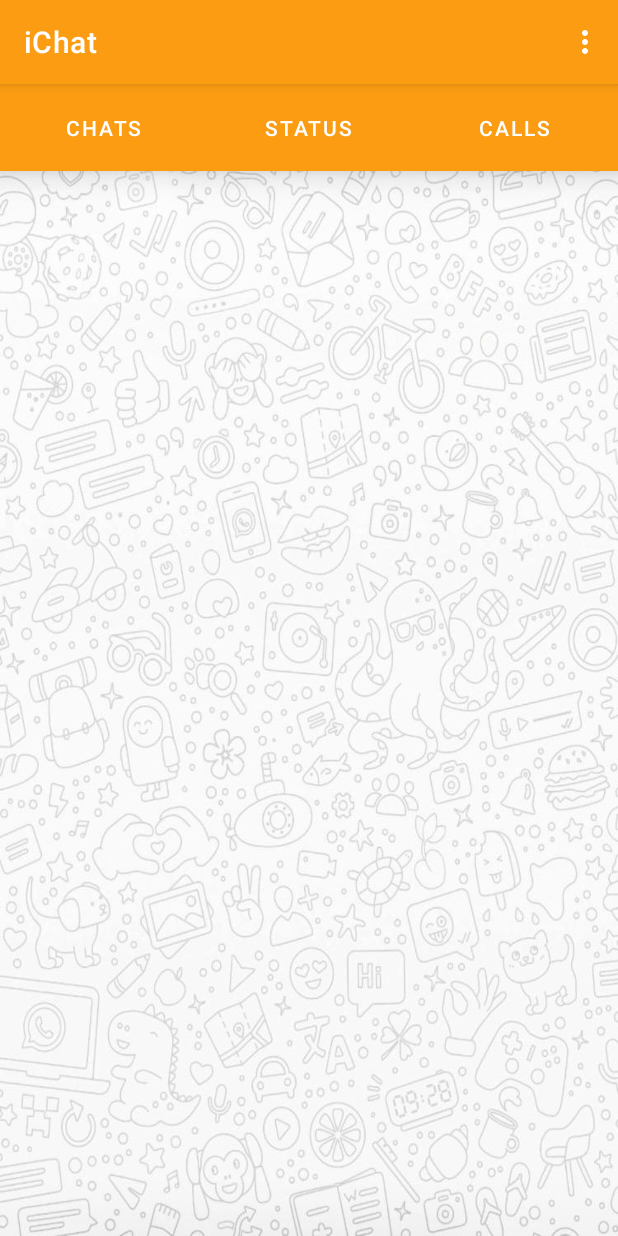
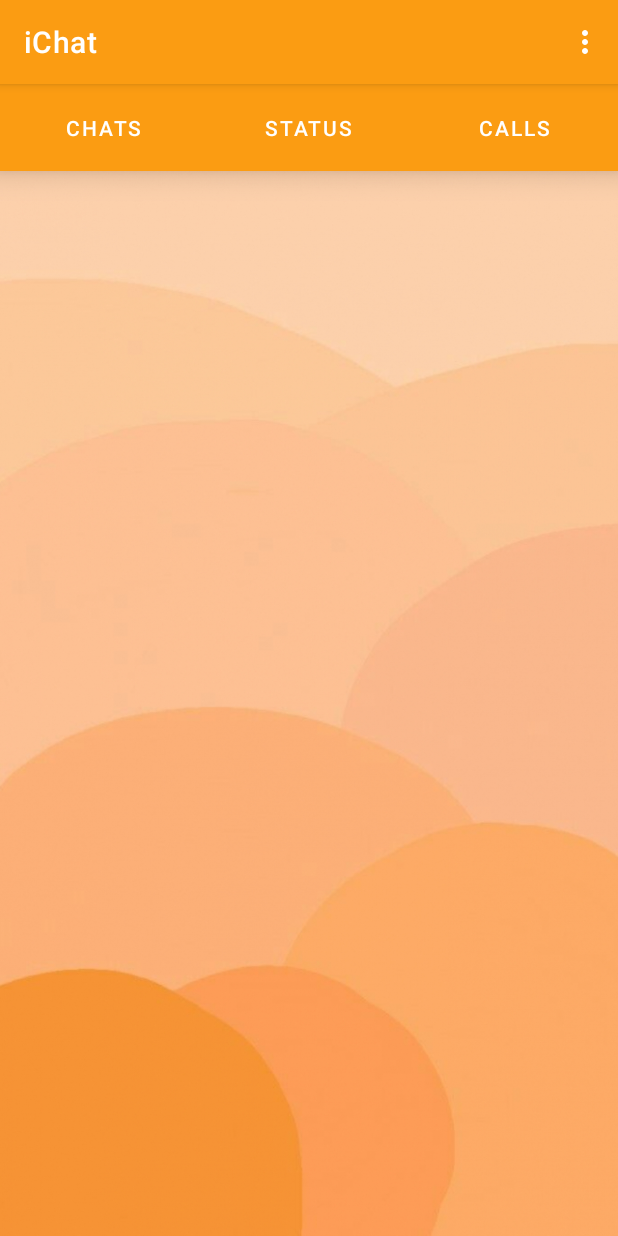
Before and after one commit to SKeerththan/iChat--Chat-Application-with-text-based-emotion-detection, an Android app: the screen it shows after launch once a user with an empty profile is signed in (MainActivity), on a phone screen of 412 x 824 dp. Run offline under Robolectric (Android 15) with nearby library versions, the phone set to English and light mode, and no system bars; our stand-ins replace Firebase (no records; nobody signed in at launch, a user with empty details on screens opened directly), Picasso.

Commit message:
UI design v6.1

```diff
--- a/ChatApp/app/src/main/java/keerththan/sk/ichat/Fragments/ChatsFragment.java
+++ b/ChatApp/app/src/main/java/keerththan/sk/ichat/Fragments/ChatsFragment.java
@@ -36,6 +36,9 @@ public class ChatsFragment extends Fragment {
     @Override
     public View onCreateView(LayoutInflater inflater, ViewGroup container,
                              Bundle savedInstanceState) {
+
+
+
         // Inflate the layout for this fragment
         binding = FragmentChatsBinding.inflate(inflater, container, false);
         database = FirebaseDatabase.getInstance();
--- a/ChatApp/app/src/main/res/layout/fragment_chats.xml
+++ b/ChatApp/app/src/main/res/layout/fragment_chats.xml
@@ -4,7 +4,7 @@
     android:layout_width="match_parent"
     android:layout_height="match_parent"
     tools:context=".Fragments.ChatsFragment"
-    android:background="@drawable/w2"
+    android:background="@drawable/chat_user"
 
     >
 
--- a/ChatApp/app/src/main/res/layout/sample_show_user.xml
+++ b/ChatApp/app/src/main/res/layout/sample_show_user.xml
@@ -7,6 +7,7 @@
     android:layout_margin="10dp"
 
     android:background="@drawable/shape"
+
 
 
     >
--- a/ChatApp/app/src/main/res/values/colors.xml
+++ b/ChatApp/app/src/main/res/values/colors.xml
@@ -17,7 +17,7 @@
     <color name="status_background">#F8AC3E</color>
     <color name="chat_background">#F1DF37</color>
     <color name="fb_color">#3c5793</color>
-    <color name="lightgreen">#F6C269</color>
+    <color name="lightgreen">#F3B752</color>
     <color name="settingsIconColor">#FB9C12</color>
     <color name="grayBackground">#BCBCBC</color>
     <color name="chatbackground">#AAAAAA</color>
```
Also changed, not shown: ChatApp/app/src/main/res/drawable/shape.xml (+16 -7 lines), ChatApp/app/src/main/res/drawable/chat_user.jpg (added).
